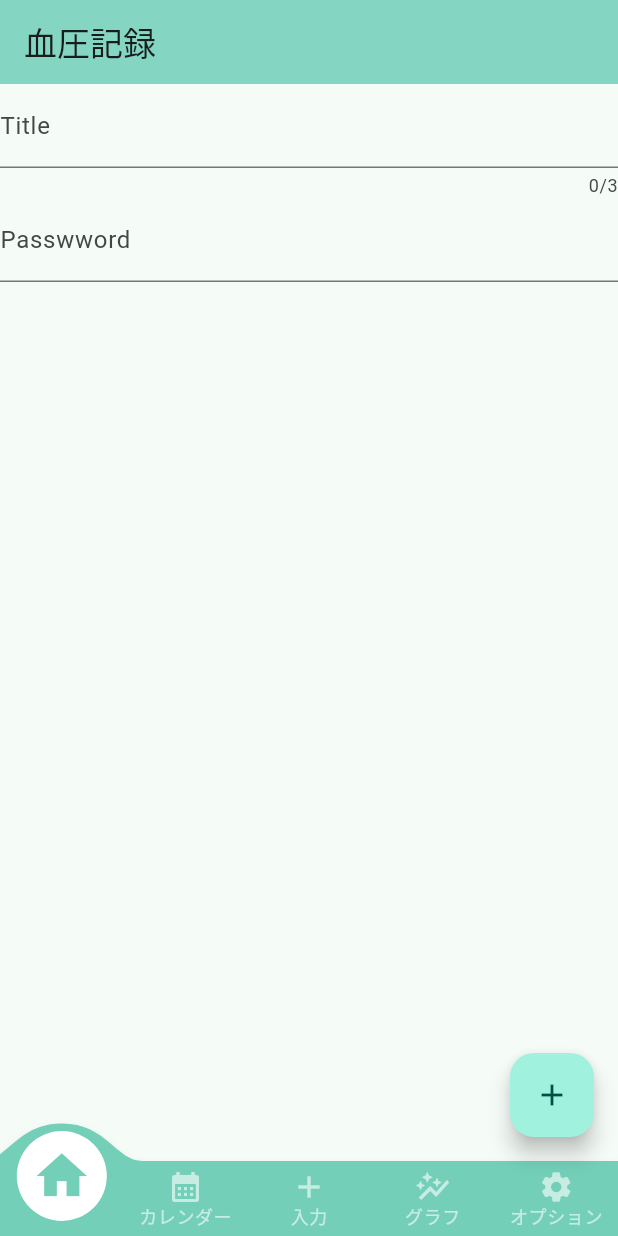
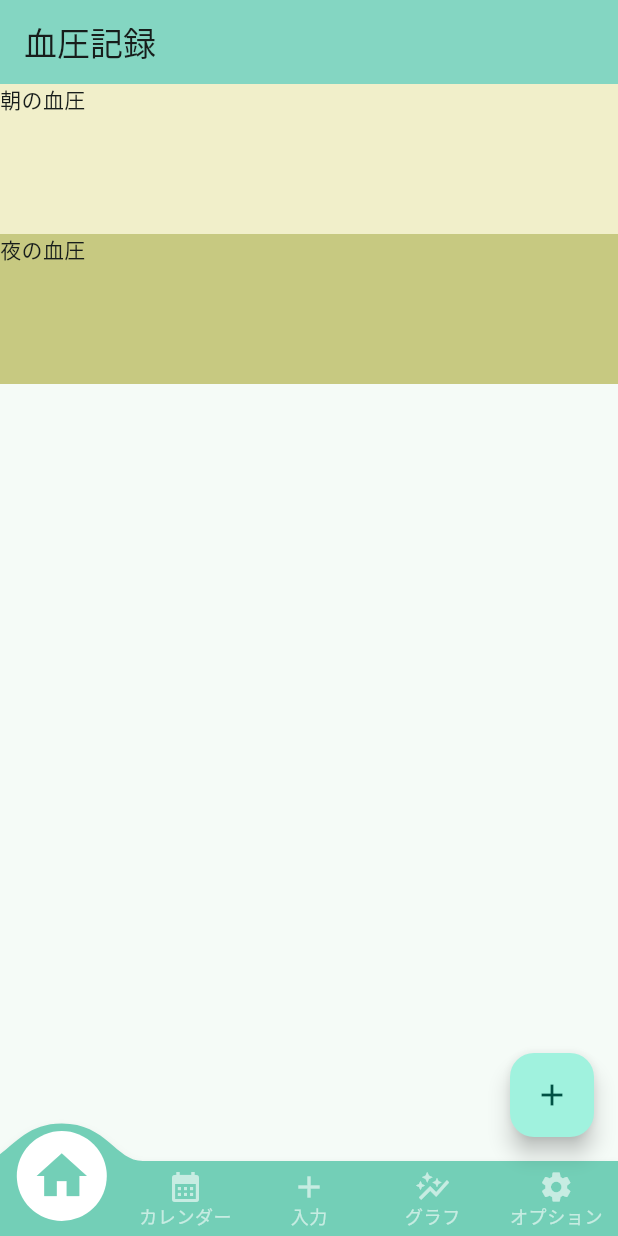
Before and after one commit to yuko87/blood_pressure_monitor, a Flutter app: the screen it shows after launch, on a phone screen of 412 x 824 dp. Run offline on Flutter 3.47's test engine with Material 3 defaults, Android fonts, the phone set to English and light mode, and no system bars; drawn by our look-alikes of convex_bottom_bar.

Commit message:
血圧表示BOX作成

```diff
--- a/lib/main.dart
+++ b/lib/main.dart
@@ -78,13 +78,16 @@ class _MyHomePageState extends State<MyHomePage> {
       body: Form(
           child: Column(
         children: [
-          TextFormField(
-            decoration: const InputDecoration(labelText: 'Title'),
-            maxLength: 3,
-          ),
-          TextFormField(
-            decoration: const InputDecoration(labelText: 'Passwword'),
-          )
+          Container(
+              color: const Color.fromARGB(255, 241, 239, 202),
+              width: 500,
+              height: 100,
+              child: const Text('朝の血圧')),
+          Container(
+              color: const Color.fromARGB(255, 199, 201, 129),
+              width: 500,
+              height: 100,
+              child: const Text('夜の血圧'))
         ],
       )),
       floatingActionButton: FloatingActionButton(
```
